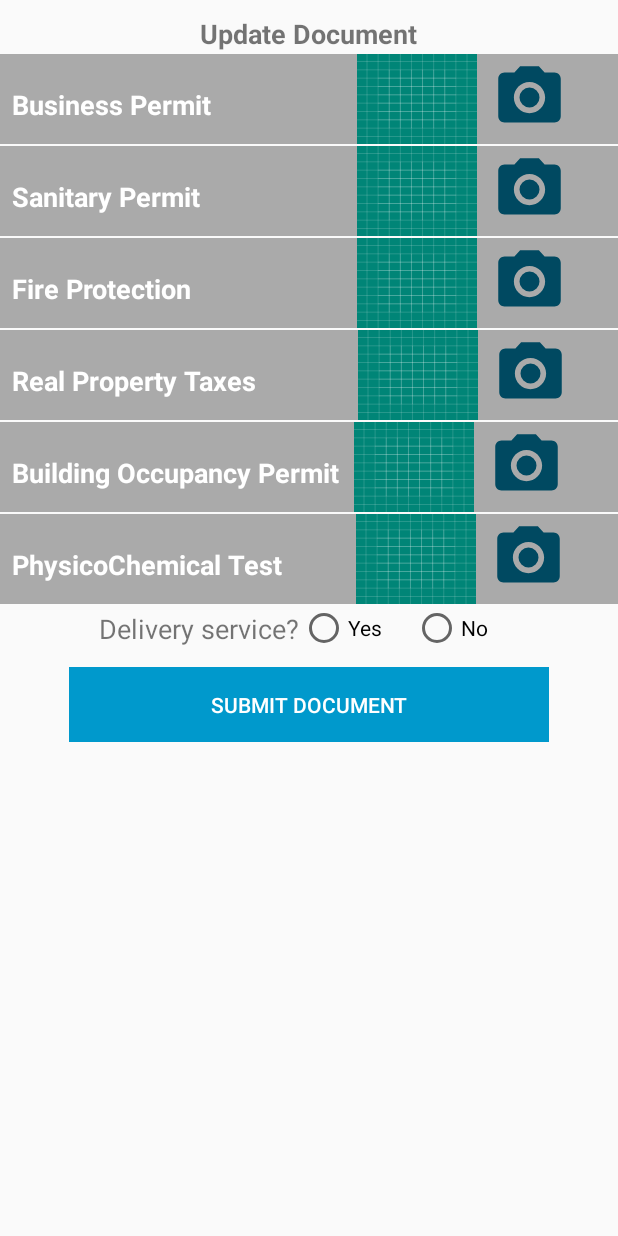
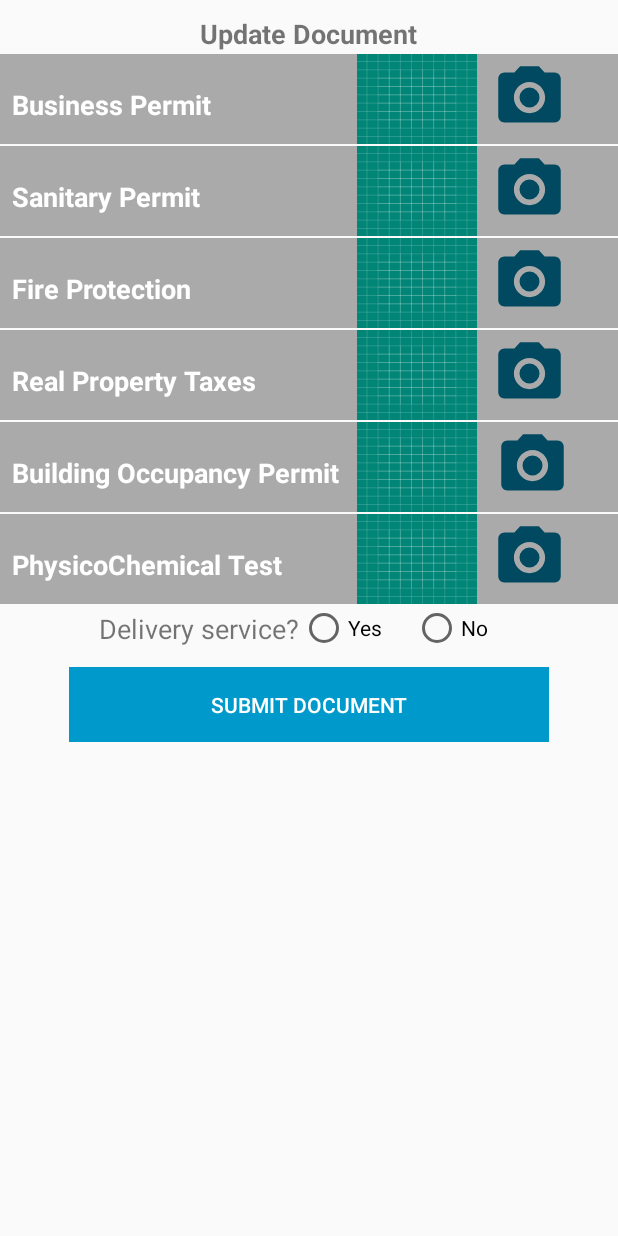
Before and after one commit to coroyoy1/H2BOT, an Android app: the AccountSettingsStationDocumentActivity screen opened directly, with no data from a screen before it, on a phone screen of 412 x 824 dp. Run offline under Robolectric (Android 15) with nearby library versions, the phone set to English and light mode, and no system bars.

Commit message:
activity_register Done

```diff
--- a/app/src/main/AndroidManifest.xml
+++ b/app/src/main/AndroidManifest.xml
@@ -31,7 +31,7 @@
         <activity android:name=".AccountSettingsStationDocumentActivity" />
         <activity android:name=".TransactionsWSAndWDMain1Activity" />
         <activity android:name=".MapMerchantActivity" />
-        <activity android:name=".ProductListMain1Activity"></activity>
+        <activity android:name=".ProductListMain1Activity" />
     </application>
 
 </manifest>
--- a/app/src/main/res/layout/activity_account_settings_station_document.xml
+++ b/app/src/main/res/layout/activity_account_settings_station_document.xml
@@ -37,12 +37,13 @@
                 android:textSize="18dp"
                 android:textStyle="bold"
                 android:textColor="@android:color/white"/>
+
             <ImageView
                 android:layout_width="80dp"
                 android:layout_height="60dp"
                 android:layout_marginLeft="97dp"
                 android:layout_marginTop="0dp"
-                android:background="@drawable/ic_launcher_background"/>
+                android:background="@drawable/ic_launcher_background" />
             <Button
                 android:layout_marginTop="4dp"
                 android:layout_marginLeft="10dp"
@@ -124,7 +125,7 @@
             <ImageView
                 android:layout_width="80dp"
                 android:layout_height="60dp"
-                android:layout_marginLeft="68dp"
+                android:layout_marginLeft="67dp"
                 android:layout_marginTop="0dp"
                 android:background="@drawable/ic_launcher_background"/>
             <Button
@@ -149,15 +150,16 @@
                 android:textSize="18dp"
                 android:textStyle="bold"
                 android:textColor="@android:color/white"/>
+
             <ImageView
                 android:layout_width="80dp"
                 android:layout_height="60dp"
-                android:layout_marginLeft="10dp"
+                android:layout_marginLeft="12dp"
                 android:layout_marginTop="0dp"
-                android:background="@drawable/ic_launcher_background"/>
+                android:background="@drawable/ic_launcher_background" />
             <Button
                 android:layout_marginTop="4dp"
-                android:layout_marginLeft="10dp"
+                android:layout_marginLeft="12dp"
                 android:layout_width="50dp"
                 android:layout_height="50dp"
                 android:background="@drawable/ic_photo_camera_black_24dp" />
@@ -180,7 +182,7 @@
             <ImageView
                 android:layout_width="80dp"
                 android:layout_height="60dp"
-                android:layout_marginLeft="49dp"
+                android:layout_marginLeft="50dp"
                 android:layout_marginTop="0dp"
                 android:background="@drawable/ic_launcher_background"/>
             <Button
--- a/app/src/main/res/layout/activity_register.xml
+++ b/app/src/main/res/layout/activity_register.xml
@@ -31,6 +31,7 @@
         android:layout_height="wrap_content"
         android:layout_alignParentStart="true"
         android:layout_alignParentTop="true"
+        android:padding="5dp"
         android:orientation="vertical"
         android:layout_marginStart="63dp"
         android:layout_marginTop="130dp">
```
